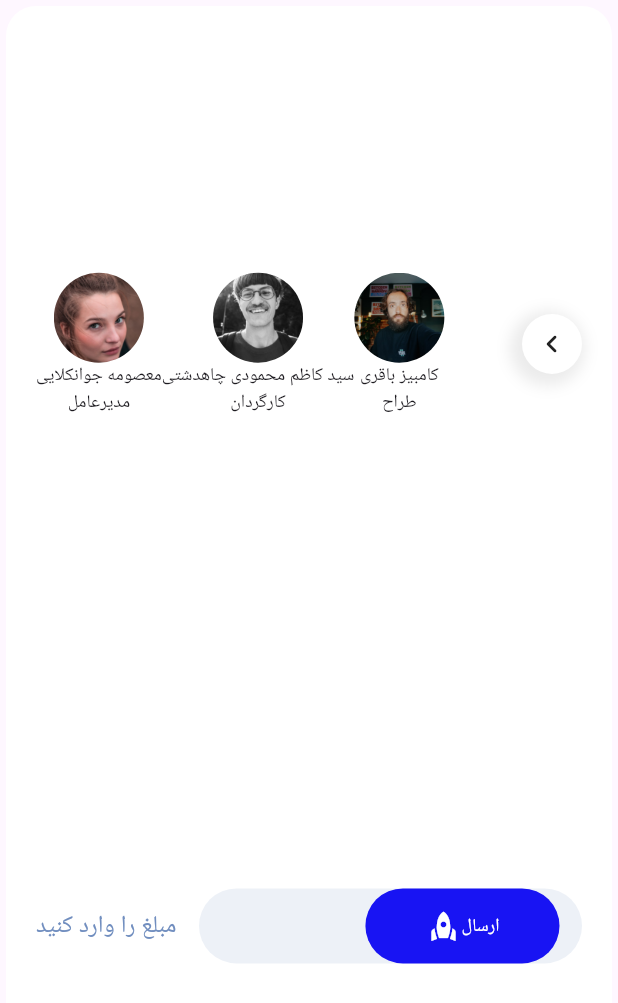
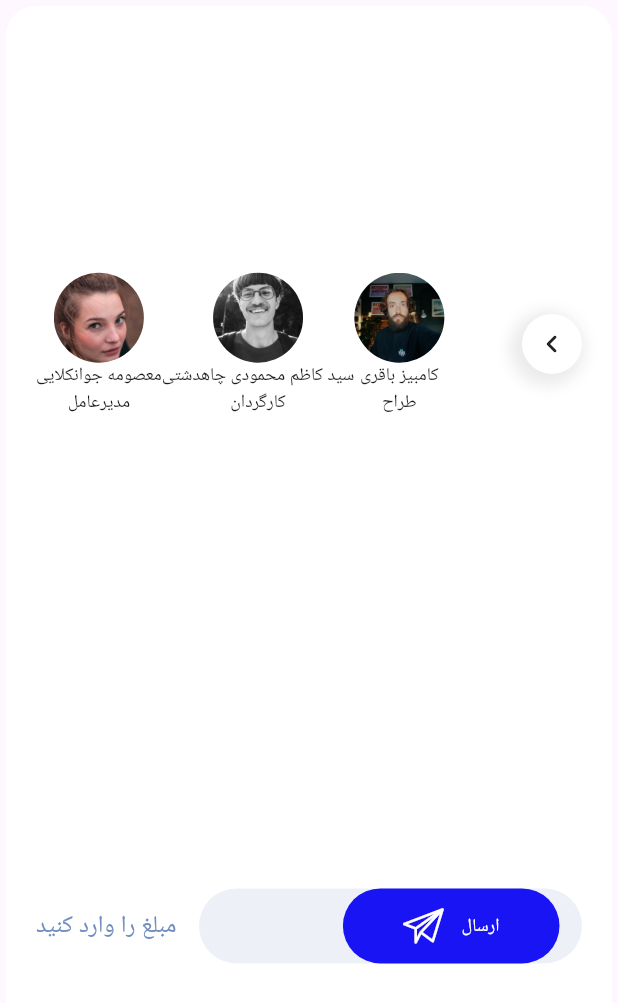
Before and after one commit to Pourianof/Protofolio, a Flutter app: the QuickTransferCard widget shown alone on an empty page, opened directly, on a phone screen of 412 x 824 dp. Shown: the top 1003 px of the screen. Run offline on Flutter 3.47's test engine with Material 3 defaults, Android fonts, the phone set to English and light mode, and no system bars; our stand-ins replace fl_chart.

Commit message:
make bank font richer and replace icons

```diff
--- a/lib/protofolios/personal_bank/resources/bank_icons.dart
+++ b/lib/protofolios/personal_bank/resources/bank_icons.dart
@@ -1,24 +1,41 @@
 import 'package:flutter/material.dart';
 
-class BankIcons {
-  static const IconData balance = IconData(0x0062, fontFamily: 'Bank');
-  static const IconData income = IconData(0x0069, fontFamily: 'Bank');
-  static const IconData expense = IconData(0x0065, fontFamily: 'Bank');
-  static const IconData totalSave = IconData(0x0073, fontFamily: 'Bank');
-  static const IconData appleInc = IconData(0x61, fontFamily: 'Bank');
-  static const IconData playStationInc = IconData(0x70, fontFamily: 'Bank');
-  static const IconData reNew = IconData(0x72, fontFamily: 'Bank');
-  static const IconData user = IconData(0x75, fontFamily: 'Bank');
-  static const IconData settings = IconData(0x74, fontFamily: 'Bank');
-  static const IconData settingFill = IconData(0x20, fontFamily: 'Bank');
-  static const IconData account = IconData(0x21, fontFamily: 'Bank');
-  static const IconData creditCard = IconData(0x22, fontFamily: 'Bank');
-  static const IconData home = IconData(0x23, fontFamily: 'Bank');
-  static const IconData invest = IconData(0x24, fontFamily: 'Bank');
-  static const IconData notif = IconData(0x25, fontFamily: 'Bank');
-  static const IconData paypal = IconData(0x26, fontFamily: 'Bank');
-  static const IconData privilage = IconData(0x27, fontFamily: 'Bank');
-  static const IconData services = IconData(0x28, fontFamily: 'Bank');
-  static const IconData settingsOutline = IconData(0x29, fontFamily: 'Bank');
-  static const IconData transactions = IconData(0x30, fontFamily: 'Bank');
+abstract final class BankIcons {
+  /// <i class="material-icons md-36">abc</i> &#x2014; material icon named "abc".
+  static const IconData account = IconData(0xe900, fontFamily: 'Bank');
+  static const IconData appleInc = IconData(0xe901, fontFamily: 'Bank');
+  static const IconData appleIncFill = IconData(0xe902, fontFamily: 'Bank');
+  static const IconData blockedCard = IconData(0xe903, fontFamily: 'Bank');
+  static const IconData creditCard = IconData(0xe905, fontFamily: 'Bank');
+  static const IconData expense = IconData(0xe906, fontFamily: 'Bank');
+  static const IconData googleFill = IconData(0xe907, fontFamily: 'Bank');
+  static const IconData googleThin = IconData(0xe908, fontFamily: 'Bank');
+  static const IconData graph = IconData(0xe909, fontFamily: 'Bank');
+  static const IconData home = IconData(0xe90a, fontFamily: 'Bank');
+  static const IconData income = IconData(0xe90b, fontFamily: 'Bank');
+  static const IconData invest = IconData(0xe90c, fontFamily: 'Bank');
+  static const IconData loan = IconData(0xe90d, fontFamily: 'Bank');
+  static const IconData lock = IconData(0xe90e, fontFamily: 'Bank');
+  static const IconData manBag = IconData(0xe90f, fontFamily: 'Bank');
+  static const IconData moneyBag = IconData(0xe910, fontFamily: 'Bank');
+  static const IconData balance = IconData(0xe911, fontFamily: 'Bank');
+  static const IconData notif = IconData(0xe912, fontFamily: 'Bank');
+  static const IconData paperRocket = IconData(0xe927, fontFamily: 'Bank');
+  static const IconData paypalInc = IconData(0xe913, fontFamily: 'Bank');
+  static const IconData pen = IconData(0xe914, fontFamily: 'Bank');
+  static const IconData pieChart = IconData(0xe915, fontFamily: 'Bank');
+  static const IconData playStationInc = IconData(0xe916, fontFamily: 'Bank');
+  static const IconData privilage = IconData(0xe917, fontFamily: 'Bank');
+  static const IconData reNew = IconData(0xe918, fontFamily: 'Bank');
+  static const IconData repeat = IconData(0xe919, fontFamily: 'Bank');
+  static const IconData safe = IconData(0xe91a, fontFamily: 'Bank');
+  static const IconData search = IconData(0xe91e, fontFamily: 'Bank');
+  static const IconData services = IconData(0xe91f, fontFamily: 'Bank');
+  static const IconData settingFill = IconData(0xe920, fontFamily: 'Bank');
+  static const IconData settingsOutline = IconData(0xe921, fontFamily: 'Bank');
+  static const IconData settings = IconData(0xe922, fontFamily: 'Bank');
+  static const IconData transactions = IconData(0xe923, fontFamily: 'Bank');
+  static const IconData teslaInc = IconData(0xe924, fontFamily: 'Bank');
+  static const IconData totalSave = IconData(0xe925, fontFamily: 'Bank');
+  static const IconData user = IconData(0xe926, fontFamily: 'Bank');
 }
--- a/lib/protofolios/personal_bank/widgets/main_view.dart
+++ b/lib/protofolios/personal_bank/widgets/main_view.dart
@@ -107,11 +107,11 @@ class MainViewTopBar extends StatelessWidget {
                     crossAxisAlignment: CrossAxisAlignment.center,
                     children: [
                       Padding(
-                        padding: const EdgeInsets.symmetric(horizontal: 10.0),
+                        padding: const EdgeInsets.only(left: 10, right: 20.0),
                         child: Transform.flip(
                           flipX: true,
                           child: const Icon(
-                            Icons.search,
+                            BankIcons.search,
                           ),
                         ),
                       ),
@@ -141,7 +141,7 @@ class MainViewTopBar extends StatelessWidget {
                     borderRadius: BorderRadius.circular(100),
                   ),
                   child: IconButton(
-                    icon: const Icon(BankIcons.services),
+                    icon: const Icon(BankIcons.settingsOutline),
                     onPressed: () {},
                   ),
                 ),
--- a/lib/protofolios/personal_bank/widgets/quick_transfer_card.dart
+++ b/lib/protofolios/personal_bank/widgets/quick_transfer_card.dart
@@ -1,5 +1,6 @@
 import 'package:flutter/material.dart';
 import 'package:flutter/widgets.dart';
+import 'package:my_portfolio/protofolios/personal_bank/resources/bank_icons.dart';
 
 class QuickTransferCard extends StatelessWidget {
   QuickTransferCard({super.key});
@@ -119,7 +120,10 @@ class QuickTransferCard extends StatelessWidget {
                               children: [
                                 Icon(
                                   color: Colors.white,
-                                  Icons.rocket,
+                                  BankIcons.paperRocket,
+                                ),
+                                SizedBox(
+                                  width: 15,
                                 ),
                                 Text(
                                   "ارسال",
```
Also changed, not shown: assets/fonts/bank_icons.ttf.
